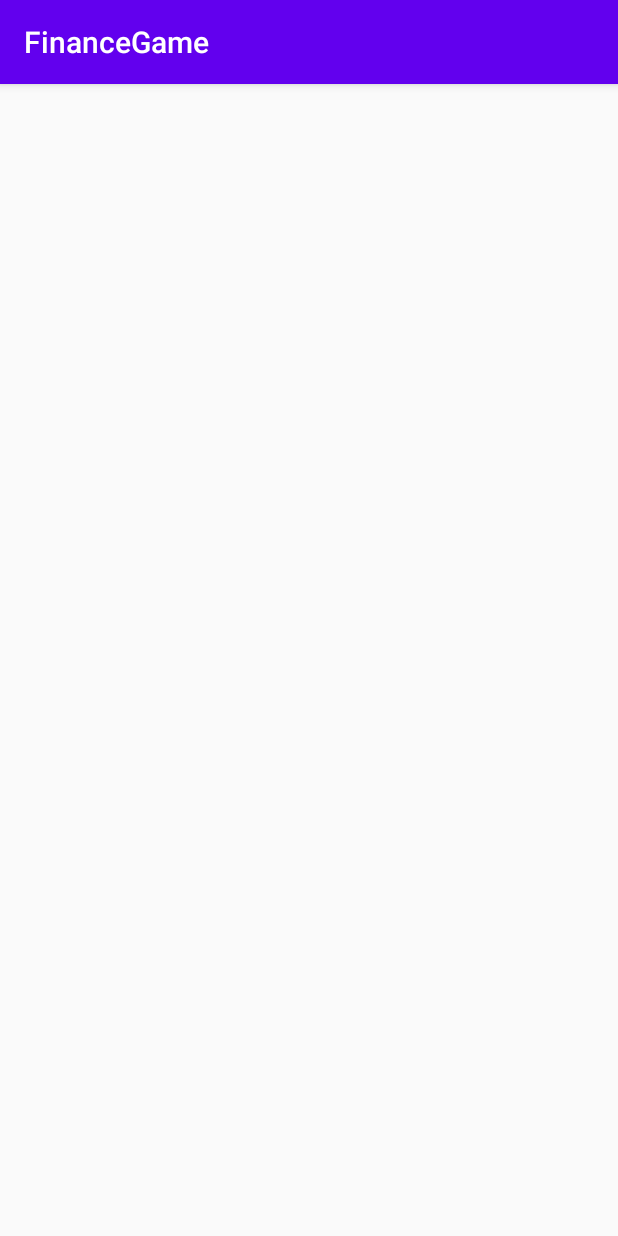
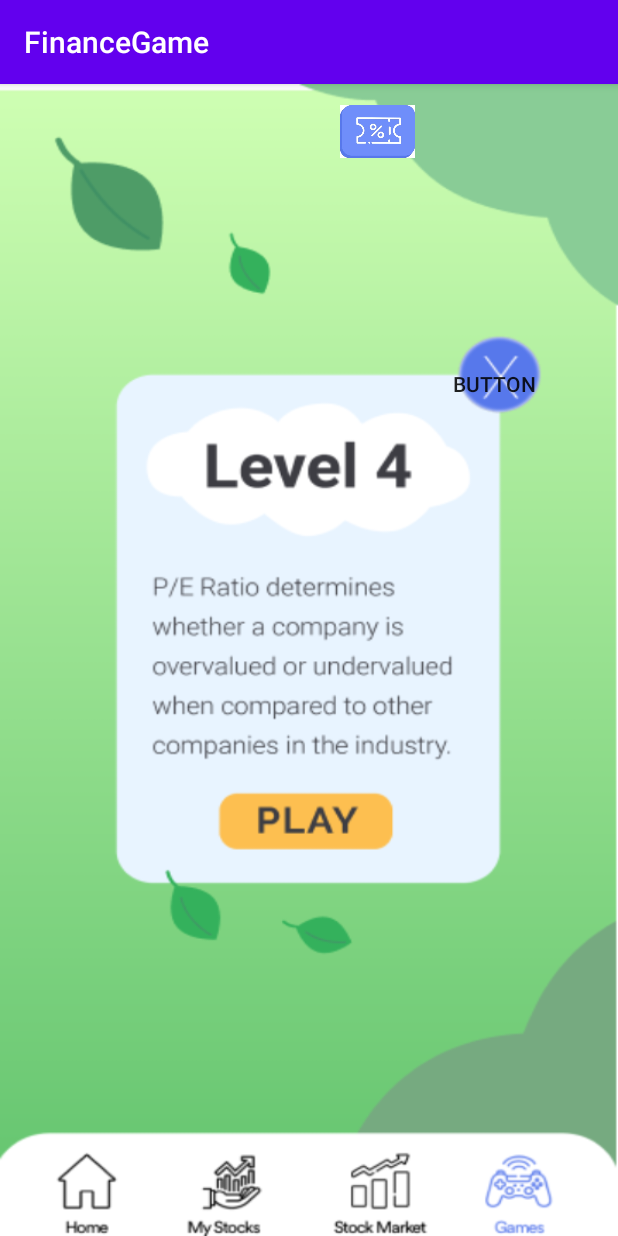
Before and after one commit to marybcheung/FinanceGame, an Android app: the Game4 screen opened directly, with no data from a screen before it, on a phone screen of 412 x 824 dp. Run offline under Robolectric (Android 15) with nearby library versions, the phone set to English and light mode, and no system bars.

Commit message:
Uploaded images

```diff
--- a/app/src/main/res/layout/game_4.xml
+++ b/app/src/main/res/layout/game_4.xml
@@ -4,6 +4,92 @@
     xmlns:tools="http://schemas.android.com/tools"
     android:layout_width="match_parent"
     android:layout_height="match_parent"
+    android:background="@drawable/level"
     tools:context=".Game4">
 
+    <Button
+        android:id="@+id/button"
+        android:layout_width="56dp"
+        android:layout_height="46dp"
+        android:background="#00FFFFFF"
+        android:text="Button"
+        app:layout_constraintBottom_toBottomOf="parent"
+        app:layout_constraintEnd_toEndOf="parent"
+        app:layout_constraintHorizontal_bias="0.847"
+        app:layout_constraintStart_toStartOf="parent"
+        app:layout_constraintTop_toTopOf="parent"
+        app:layout_constraintVertical_bias="0.245" />
+
+    <Button
+        android:id="@+id/button2"
+        android:layout_width="123dp"
+        android:layout_height="49dp"
+        android:background="#00FFFFFF"
+        app:layout_constraintBottom_toBottomOf="parent"
+        app:layout_constraintEnd_toEndOf="parent"
+        app:layout_constraintStart_toStartOf="parent"
+        app:layout_constraintTop_toTopOf="parent"
+        app:layout_constraintVertical_bias="0.646" />
+
+    <Button
+        android:id="@+id/gamesButton"
+        android:layout_width="56dp"
+        android:layout_height="61dp"
+        android:background="#00FFFFFF"
+        app:layout_constraintBottom_toBottomOf="parent"
+        app:layout_constraintEnd_toEndOf="parent"
+        app:layout_constraintHorizontal_bias="0.89"
+        app:layout_constraintStart_toStartOf="parent"
+        app:layout_constraintTop_toTopOf="parent"
+        app:layout_constraintVertical_bias="0.989" />
+
+    <Button
+        android:id="@+id/marketButton"
+        android:layout_width="56dp"
+        android:layout_height="61dp"
+        android:background="#00FFFFFF"
+        app:layout_constraintBottom_toBottomOf="parent"
+        app:layout_constraintEnd_toEndOf="parent"
+        app:layout_constraintHorizontal_bias="0.636"
+        app:layout_constraintStart_toStartOf="parent"
+        app:layout_constraintTop_toTopOf="parent"
+        app:layout_constraintVertical_bias="0.989" />
+
+    <Button
+        android:id="@+id/homeButton"
+        android:layout_width="52dp"
+        android:layout_height="56dp"
+        android:background="#00FFFFFF"
+        app:layout_constraintBottom_toBottomOf="parent"
+        app:layout_constraintEnd_toEndOf="parent"
+        app:layout_constraintHorizontal_bias="0.097"
+        app:layout_constraintStart_toStartOf="parent"
+        app:layout_constraintTop_toTopOf="parent"
+        app:layout_constraintVertical_bias="0.989" />
+
+    <Button
+        android:id="@+id/myStocksButton"
+        android:layout_width="56dp"
+        android:layout_height="61dp"
+        android:background="#00FFFFFF"
+        app:layout_constraintBottom_toBottomOf="parent"
+        app:layout_constraintEnd_toEndOf="parent"
+        app:layout_constraintHorizontal_bias="0.354"
+        app:layout_constraintStart_toStartOf="parent"
+        app:layout_constraintTop_toTopOf="parent"
+        app:layout_constraintVertical_bias="0.989" />
+
+    <ImageButton
+        android:id="@+id/rewardsButton"
+        android:layout_width="50dp"
+        android:layout_height="49dp"
+        android:background="#00FFFFFF"
+        android:scaleType="fitEnd"
+        app:layout_constraintBottom_toBottomOf="parent"
+        app:layout_constraintEnd_toEndOf="parent"
+        app:layout_constraintHorizontal_bias="0.626"
+        app:layout_constraintStart_toStartOf="parent"
+        app:layout_constraintTop_toTopOf="parent"
+        app:layout_constraintVertical_bias="0.0"
+        app:srcCompat="@drawable/inactive" />
 </androidx.constraintlayout.widget.ConstraintLayout>
```
Also changed, not shown: app/src/main/res/drawable/level.jpg (added), app/src/main/res/drawable/oops.jpg (added), app/src/main/res/drawable/success.jpg (added), app/src/main/res/level.jpg (added).
